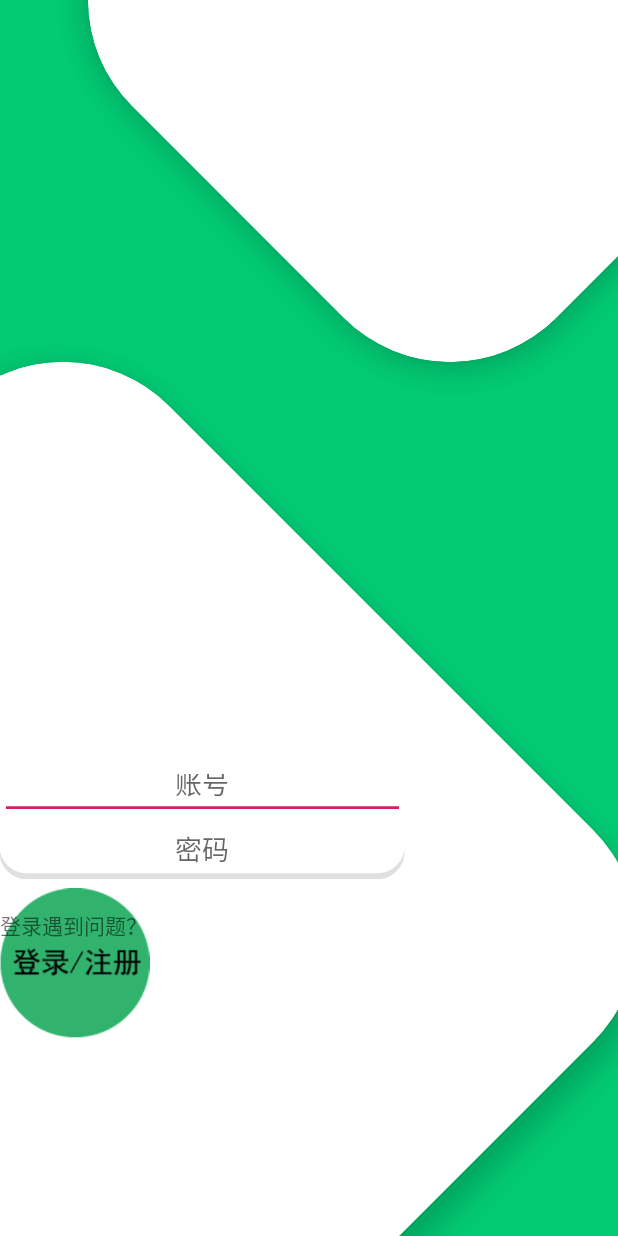
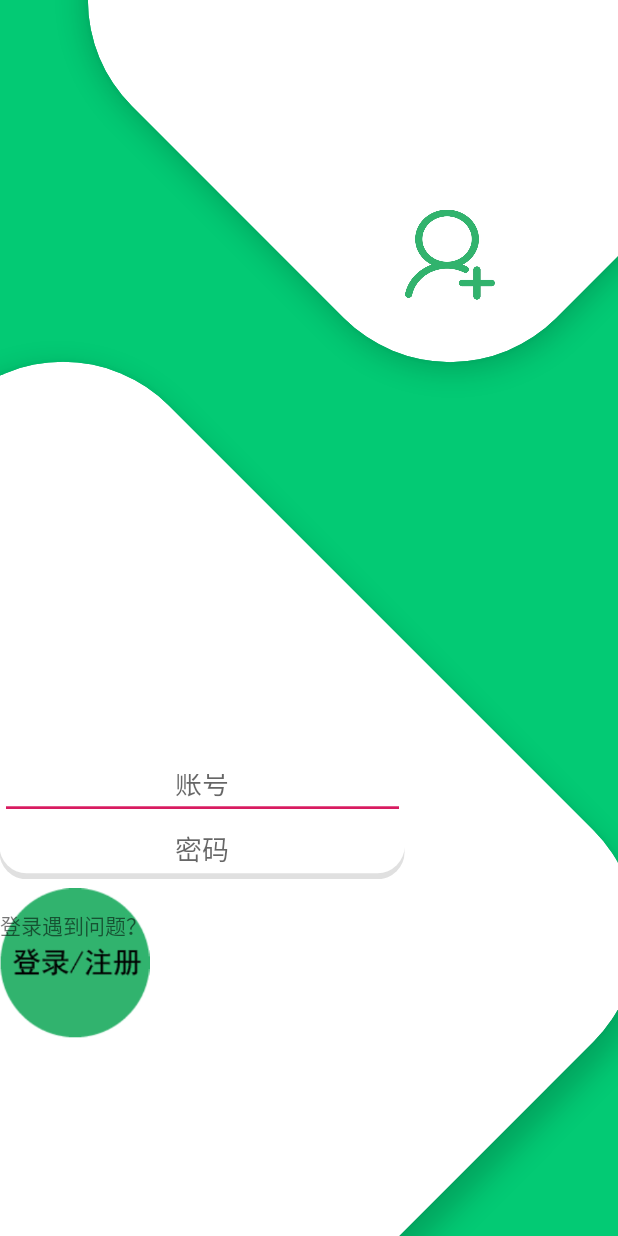
Before and after one commit to TrentWu/FingerCampus, an Android app: the screen it shows after launch (StudentLoginActivity), on a phone screen of 412 x 824 dp. Run offline under Robolectric (Android 15) with nearby library versions, the phone set to English and light mode, and no system bars.

Commit message:
1.登陆界面修复 2.注册入口增加 3.注册图片替换

```diff
--- a/app/src/main/res/layout/activity_start.xml
+++ b/app/src/main/res/layout/activity_start.xml
@@ -10,7 +10,7 @@
     android:gravity="center_horizontal">
     <android.support.v7.widget.CardView
         android:id="@+id/def"
-        app:cardBackgroundColor="#FFFFFF"
+        app:cardBackgroundColor="#ffffff"
         app:cardCornerRadius="100dp"
         app:cardElevation="10dp"
         android:layout_width="400dp"
@@ -20,7 +20,7 @@
         android:layout_marginStart="100dp"
         android:padding="10dp"
         android:rotation="45">
-        <Button
+        <ImageButton
             android:id="@+id/register"
             android:rotation="-45"
             android:layout_marginBottom="50dp"
@@ -29,7 +29,7 @@
             android:background="@mipmap/register"
             android:layout_width="60dp"
             android:layout_height="60dp"
-            android:elevation="40dp"/>
+            android:contentDescription="@string/register" />
     </android.support.v7.widget.CardView>
 
     <android.support.v7.widget.CardView
--- a/app/src/main/res/values/strings.xml
+++ b/app/src/main/res/values/strings.xml
@@ -5,4 +5,5 @@
     <string name="Code">密码</string>
     <string name="Help">登录遇到问题？</string>
     <string name="todo">TODO</string>
+    <string name="register">register</string>
 </resources>
```
Also changed, not shown: app/src/main/res/mipmap-anydpi-v26/register.png (deleted), app/src/main/res/mipmap-xhdpi/register.jpg (added).
